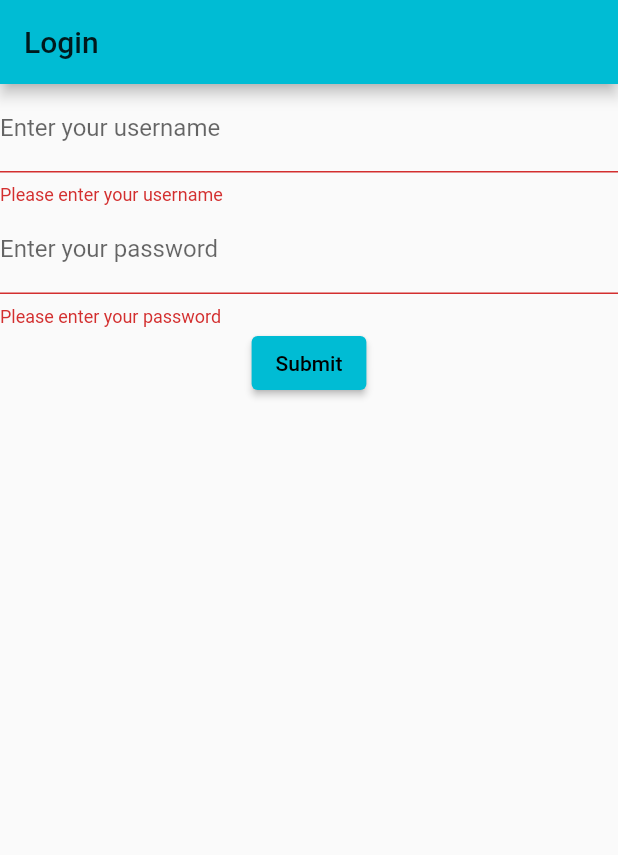
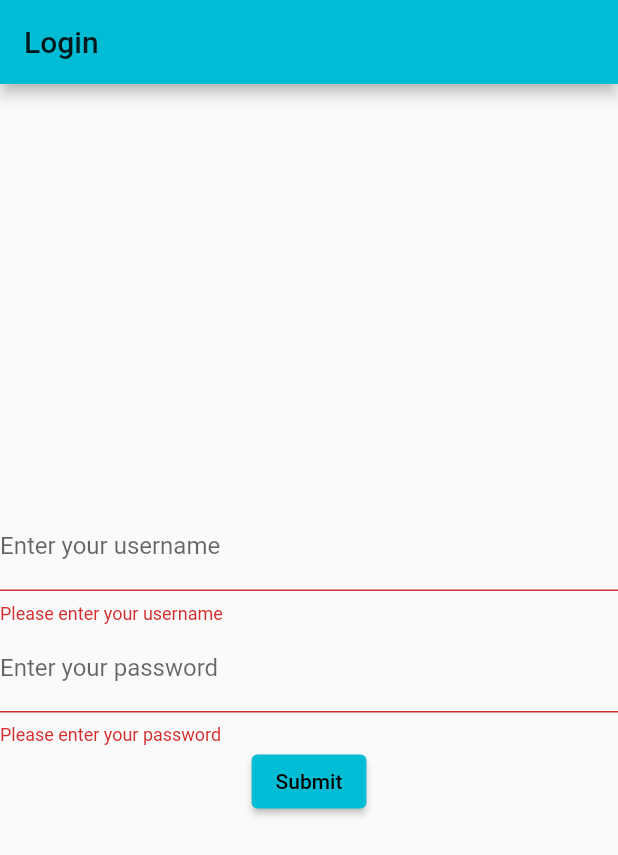
Before and after one commit to lib3rate/thermostat-native, a Flutter app: the screen it shows after launch, after a tap on "Submit", on a phone screen of 412 x 824 dp. Shown: the top 855 px of the screen. Run offline on Flutter 3.47's test engine with Material 2 defaults, Android fonts, the phone set to English and light mode, and no system bars.

Commit message:
Fix rendering form on login page

```diff
--- a/lib/main.dart
+++ b/lib/main.dart
@@ -12,7 +12,6 @@ class App extends StatelessWidget {
         primarySwatch: Colors.cyan,
       ),
       home: LoginPage(),
-      // home: HomePage(title: 'Thermostat Home'),
     );
   }
 }
@@ -23,6 +22,29 @@ class LoginPage extends StatefulWidget {
 }
 
 class _LoginPageState extends State<LoginPage> {
+  @override
+  Widget build(BuildContext context) {
+    return Scaffold(
+      appBar: AppBar(
+        title: Text('Login'),
+      ),
+      body: Center(
+        child: LoginForm(),
+      ),
+    );
+  }
+}
+
+class LoginForm extends StatefulWidget {
+  final Function login = () {};
+
+  @override
+  _LoginFormState createState() => _LoginFormState();
+}
+
+class _LoginFormState extends State<LoginForm> {
+  final _formKey = GlobalKey<FormState>();
+
   void _login() {
     Navigator.of(context).push(MaterialPageRoute<void>(
       builder: (BuildContext context) {
@@ -33,12 +55,45 @@ class _LoginPageState extends State<LoginPage> {
 
   @override
   Widget build(BuildContext context) {
-    return Scaffold(
-      appBar: AppBar(
-        title: Text('Login'),
-      ),
-      body: Center(
-        child: LoginForm(),
+    return Form(
+      key: _formKey,
+      // padding: const EdgeInsets.symmetric(horizontal: 8.0),
+      child: Column(
+        mainAxisAlignment: MainAxisAlignment.center,
+        children: <Widget>[
+          TextFormField(
+            decoration: InputDecoration(
+                border: UnderlineInputBorder(),
+                labelText: 'Enter your username'),
+            // The validator receives the text that the user has entered.
+            validator: (value) {
+              if (value == null || value.isEmpty) {
+                return 'Please enter your username';
+              }
+              return null;
+            },
+          ),
+          TextFormField(
+            decoration: InputDecoration(
+                border: UnderlineInputBorder(),
+                labelText: 'Enter your password'),
+            validator: (value) {
+              if (value == null || value.isEmpty) {
+                return 'Please enter your password';
+              }
+              return null;
+            },
+          ),
+          ElevatedButton(
+            onPressed: () {
+              // Validate returns true if the form is valid, or false otherwise.
+              if (_formKey.currentState!.validate()) {
+                _login();
+              }
+            },
+            child: Text('Submit'),
+          ),
+        ],
       ),
     );
   }
@@ -73,27 +128,6 @@ class _HomePageState extends State<HomePage> {
     setState(() => _counter--);
   }
 
-  void _login() {
-    Navigator.of(context).push(MaterialPageRoute<void>(
-      builder: (BuildContext context) {
-        return Scaffold(
-          appBar: AppBar(
-            title: Text('Login'),
-          ),
-          // body: Center(
-          //   child: Column(
-          //     mainAxisAlignment: MainAxisAlignment.center,
-          //     children: [],
-          //   ),
-          // )
-          body: Center(
-            child: LoginForm(),
-          ),
-        );
-      },
-    ));
-  }
-
   @override
   Widget build(BuildContext context) {
     // This method is rerun every time setState is called, for instance as done
@@ -107,7 +141,8 @@ class _HomePageState extends State<HomePage> {
         // Here we take the value from the MyHomePage object that was created by
         // the App.build method, and use it to set our appbar title.
         title: Text(widget.title),
-        actions: [IconButton(onPressed: _login, icon: Icon(Icons.list))],
+        actions: [IconButton(onPressed: () {}, icon: Icon(Icons.list))],
+        // actions: [IconButton(onPressed: _login, icon: Icon(Icons.list))],
       ),
       body: Center(
         child: Column(
@@ -122,6 +157,7 @@ class _HomePageState extends State<HomePage> {
                 onPressed: _decreaseDesiredTemperature,
                 tooltip: 'Decrease desired temperature',
                 child: Icon(Icons.remove),
+                heroTag: "decrease temperature button",
               ),
               Text(
                 '$_counter°',
@@ -131,6 +167,7 @@ class _HomePageState extends State<HomePage> {
                 onPressed: _increaseDesiredTemperature,
                 tooltip: 'Increase desired temperature',
                 child: Icon(Icons.add),
+                heroTag: "increase temperature button",
               ),
             ]),
           ],
@@ -139,59 +176,3 @@ class _HomePageState extends State<HomePage> {
     );
   }
 }
-
-class LoginForm extends StatefulWidget {
-  @override
-  _LoginFormState createState() => _LoginFormState();
-}
-
-class _LoginFormState extends State<LoginForm> {
-  final _formKey = GlobalKey<FormState>();
-
-  @override
-  Widget build(BuildContext context) {
-    return Form(
-      key: _formKey,
-      child: Column(
-        children: <Widget>[
-          TextFormField(
-            decoration: InputDecoration(
-                border: UnderlineInputBorder(),
-                labelText: 'Enter your username'),
-            // The validator receives the text that the user has entered.
-            validator: (value) {
-              if (value == null || value.isEmpty) {
-                return 'Please enter your username';
-              }
-              return null;
-            },
-          ),
-          TextFormField(
-            decoration: InputDecoration(
-                border: UnderlineInputBorder(),
-                labelText: 'Enter your password'),
-            validator: (value) {
-              if (value == null || value.isEmpty) {
-                return 'Please enter your password';
-              }
-              return null;
-            },
-          ),
-          ElevatedButton(
-            onPressed: () {
-              // Validate returns true if the form is valid, or false otherwise.
-              if (_formKey.currentState!.validate()) {
-                // _login();
-                // If the form is valid, display a snackbar. In the real world,
-                // you'd often call a server or save the information in a database.
-                ScaffoldMessenger.of(context)
-                    .showSnackBar(SnackBar(content: Text('Processing Data')));
-              }
-            },
-            child: Text('Submit'),
-          ),
-        ],
-      ),
-    );
-  }
-}
```
